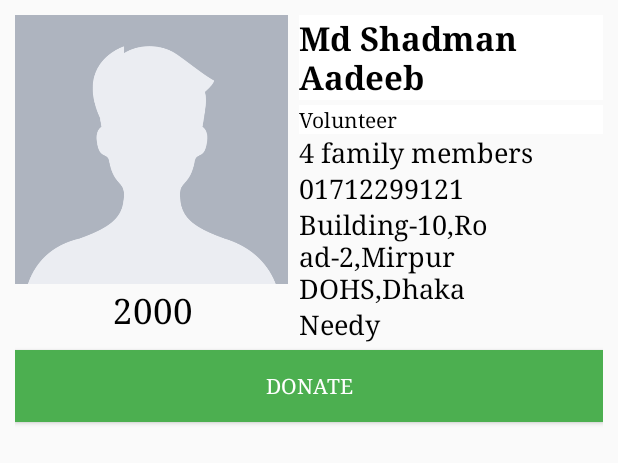
After one commit to swapbiswas1234567/Poritran, an Android app: the layout waiting_for_approval_listview.xml on its own in the app's theme, with its tools: preview values and no code run, on a phone screen of 412 x 824 dp. The commit adds this screen. Shown: the top 463 px of the screen. Run offline under Robolectric (Android 15) with nearby library versions, the phone set to English and light mode, and no system bars.

Commit message:
Swapnil 3

```diff
--- a/app/src/main/java/com/example/poritraanvolunteer/AddRequest.java
+++ b/app/src/main/java/com/example/poritraanvolunteer/AddRequest.java
@@ -23,7 +23,6 @@ import android.widget.Toast;
 
 import com.google.android.gms.tasks.OnFailureListener;
 import com.google.android.gms.tasks.OnSuccessListener;
-import com.google.android.gms.tasks.Task;
 import com.google.firebase.database.DataSnapshot;
 import com.google.firebase.database.DatabaseError;
 import com.google.firebase.database.DatabaseReference;
@@ -44,7 +43,7 @@ public class AddRequest extends AppCompatActivity {
     TextView post,available;
     ImageView doneePhoto;
     Button upload;
-    Button home, add, pending, approved, my, logout;
+    Button home, up, pending, approved, my, logout;
 
     private static final int PICK_IMAGE_REQUEST = 1;
     private Uri mImageUri;
@@ -93,6 +92,24 @@ public class AddRequest extends AppCompatActivity {
                 if(validation()){
                     postRequest();
                 }
+            }
+        });
+
+        pending.setOnClickListener(new View.OnClickListener() {
+            @Override
+            public void onClick(View v) {
+                Intent intent = new Intent(AddRequest.this, WaitingForApproval.class);
+                startActivity(intent);
+                customType(AddRequest.this, "left-to-right");
+            }
+        });
+
+        home.setOnClickListener(new View.OnClickListener() {
+            @Override
+            public void onClick(View v) {
+                Intent intent = new Intent(AddRequest.this, DonorActivity.class);
+                startActivity(intent);
+                customType(AddRequest.this, "right-to-left");
             }
         });
 
@@ -206,8 +223,6 @@ public class AddRequest extends AppCompatActivity {
 
             }
         });
-        //MAX_REQ_AMOUNT = 10000;
-        ///MAX_REQ_COUNT = 5;
     }
 
     void setTotalAvailableRequest(){
@@ -268,6 +283,13 @@ public class AddRequest extends AppCompatActivity {
         available = findViewById(R.id.availableAddReq);
         doneePhoto = findViewById(R.id.doneePhotoAddReq);
         upload = findViewById(R.id.uploadAddReq);
+
+        home = findViewById(R.id.homeAR);
+        pending = findViewById(R.id.pendingAR);
+        approved = findViewById(R.id.approvedAR);
+        my = findViewById(R.id.myAR);
+        logout = findViewById(R.id.logoutAR);
+        up = findViewById(R.id.uploadAR);
 
         progressDialog = new ProgressDialog(AddRequest.this);
 
--- a/app/src/main/res/layout/activity_add_request.xml
+++ b/app/src/main/res/layout/activity_add_request.xml
@@ -189,7 +189,6 @@
                     android:textSize="15sp" />
 
                 <TextView
-                    android:id="@+id/pendingAR"
                     android:layout_width="match_parent"
                     android:layout_height="wrap_content"
                     android:layout_marginTop="20dp"
@@ -338,6 +337,7 @@
 
 
             <Button
+                android:id="@+id/pendingAR"
                 android:layout_width="0dp"
                 android:layout_height="match_parent"
                 android:layout_weight="1"
@@ -369,6 +369,7 @@
                 android:layout_weight="0.5"/>
 
             <Button
+                android:id="@+id/uploadAR"
                 android:layout_width="0dp"
                 android:layout_height="match_parent"
                 android:layout_weight="1"
@@ -384,6 +385,7 @@
                 android:layout_weight="0.5"/>
 
             <Button
+                android:id="@+id/myAR"
                 android:layout_width="0dp"
                 android:layout_height="match_parent"
                 android:layout_weight="1"
@@ -400,6 +402,7 @@
 
 
             <Button
+                android:id="@+id/logoutAR"
                 android:layout_width="0dp"
                 android:layout_height="match_parent"
                 android:layout_weight="1"
--- /dev/null
+++ b/app/src/main/res/layout/waiting_for_approval_listview.xml
@@ -0,0 +1,152 @@
+<?xml version="1.0" encoding="utf-8"?>
+<LinearLayout
+    android:padding="10dp"
+    android:orientation="vertical"
+    xmlns:android="http://schemas.android.com/apk/res/android" android:layout_width="match_parent"
+    android:layout_height="match_parent">
+    <LinearLayout
+        android:orientation="horizontal"
+        android:layout_width="match_parent"
+        android:layout_height="wrap_content">
+        <LinearLayout
+            android:orientation="vertical"
+            android:layout_width="wrap_content"
+            android:layout_height="wrap_content">
+            <ImageView
+                android:background="@drawable/default_pro_pic"
+                android:id="@+id/doneeImageView"
+                android:layout_width="182dp"
+                android:layout_height="179dp"
+                android:layout_marginRight="2dp" />
+            <TextView
+                android:layout_marginTop="2dp"
+                android:gravity="center"
+                android:layout_width="match_parent"
+                android:layout_height="wrap_content"
+                android:id="@+id/amountTextView"
+                android:text="2000"
+                android:textSize="23dp"
+                android:textColor="#000000"
+                android:fontFamily="serif"
+                />
+
+        </LinearLayout>
+
+
+        <LinearLayout
+            android:layout_marginLeft="5dp"
+            android:orientation="vertical"
+            android:layout_width="match_parent"
+            android:layout_height="wrap_content">
+
+            <TextView
+                android:id="@+id/nameWAL"
+                android:layout_width="match_parent"
+                android:layout_height="wrap_content"
+                android:background="#FFFFFF"
+                android:text="Md Shadman Aadeeb"
+                android:fontFamily="serif"
+                android:textStyle="bold"
+                android:textColor="#000000"
+                android:textSize="22dp"
+                android:layout_marginBottom="3dp"/>
+
+            <TextView
+                android:id="@+id/reqIDWAL"
+                android:background="#FFFFFF"
+                android:layout_width="match_parent"
+                android:layout_height="wrap_content"
+                android:text="Volunteer"
+                android:textColor="#000000"
+                android:fontFamily="serif"
+                />
+            <TextView
+                android:id="@+id/membersWAL"
+                android:layout_width="match_parent"
+                android:layout_height="wrap_content"
+                android:text="4 family members"
+                android:textSize="18dp"
+                android:textColor="#000000"
+                android:fontFamily="serif"
+                />
+            <TextView
+
+                android:layout_width="match_parent"
+                android:layout_height="wrap_content"
+                android:id="@+id/phoneNoTextView"
+                android:text="01712299121"
+                android:textSize="18dp"
+                android:textColor="#000000"
+                android:fontFamily="serif"
+                />
+            <TextView
+
+                android:layout_width="match_parent"
+                android:layout_height="wrap_content"
+                android:id="@+id/presentAddressTextView"
+                android:text="Building-10,Road-2,Mirpur DOHS,Dhaka"
+                android:textSize="18dp"
+                android:textColor="#000000"
+                android:fontFamily="serif"
+                />
+            <TextView
+
+                android:layout_width="match_parent"
+                android:layout_height="wrap_content"
+                android:id="@+id/commentTextView"
+                android:text="Needy"
+                android:textSize="18dp"
+                android:textColor="#000000"
+                android:fontFamily="serif"
+                />
+
+        </LinearLayout>
+
+    </LinearLayout>
+
+
+
+    <TextView
+        android:visibility="gone"
+        android:background="#7885CD"
+        android:id="@+id/requestIdTextView"
+        android:layout_width="match_parent"
+        android:layout_height="wrap_content"
+        android:text="key"
+        android:textColor="#000000"
+        />
+
+
+    <LinearLayout
+        android:layout_width="match_parent"
+        android:layout_height="wrap_content">
+
+    </LinearLayout>
+    <LinearLayout
+
+        android:orientation="vertical"
+        android:layout_width="match_parent"
+        android:layout_height="wrap_content">
+
+
+
+
+        <Button
+            android:layout_marginTop="5dp"
+            android:layout_width="match_parent"
+            android:layout_height="wrap_content"
+            android:text="Donate"
+            android:id="@+id/donateButton"
+            android:layout_gravity="center"
+            android:background="#4CAF50"
+            android:layout_marginBottom="5dp"
+            android:textColor="#fff"
+            android:fontFamily="serif"
+            />
+
+    </LinearLayout>
+
+
+
+
+</LinearLayout>
```
